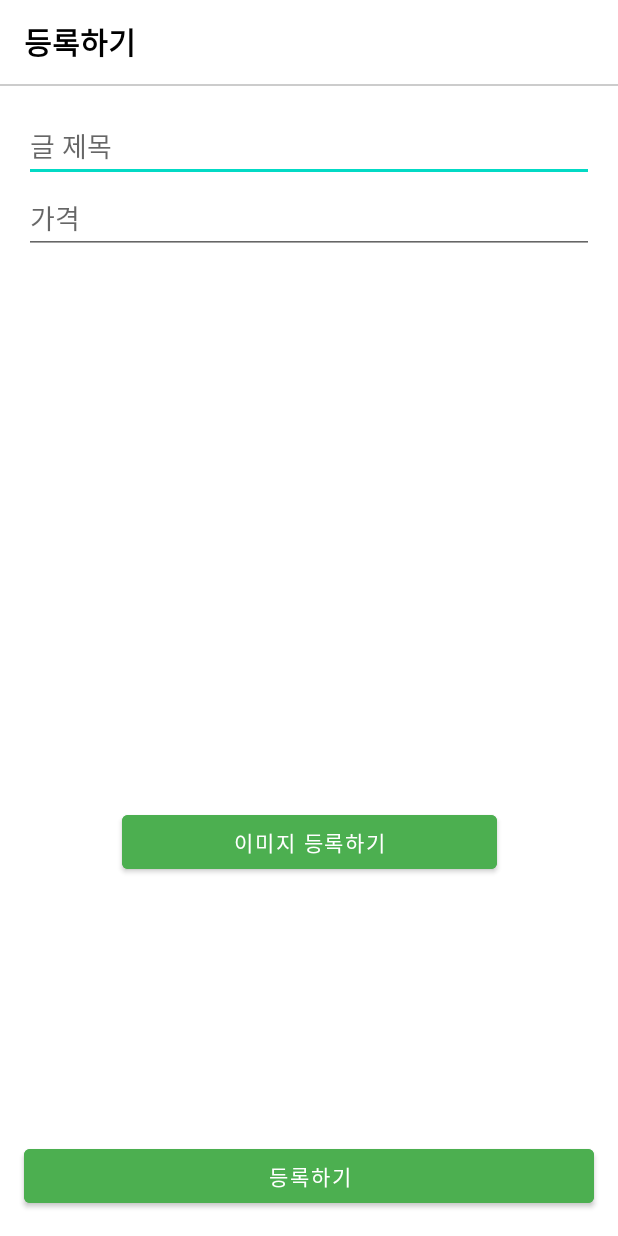
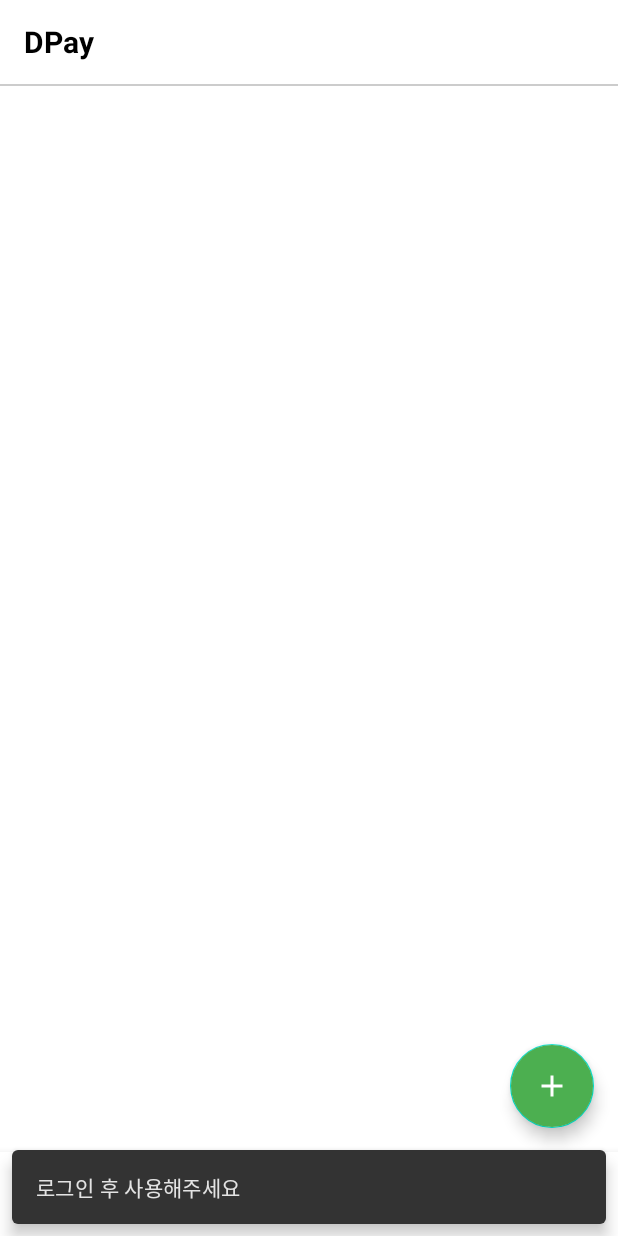
Before and after one commit to olseul/DPay, an Android app: the screen it shows after launch (AddArticleActivity before the commit, MainActivity after it), after a tap on an icon or button, on a phone screen of 412 x 824 dp. Run offline under Robolectric (Android 15) with nearby library versions, the light colour scheme and no system bars; our stand-ins replace Firebase (no records; nobody signed in at launch, a user with empty details on screens opened directly).

Commit message:
Feat: 글 등록 시 로그인 후 사용할 수 있도록 구현

```diff
--- a/app/src/main/java/com/example/dpay/home/HomeFragment.kt
+++ b/app/src/main/java/com/example/dpay/home/HomeFragment.kt
@@ -67,13 +67,12 @@ class HomeFragment: Fragment(R.layout.fragment_home) {
         // 글 등록 버튼 클릭 시
         fragmentHomeBinding.addFloatingButton.setOnClickListener {
             context?.let {
-                //todo 로그인 기능 구현 후 주석 지우기!!!
-//                if(auth.currentUser!=null){
-                    val intent = Intent(it, AddArticleActivity::class.java)
-                    startActivity(intent)
-//                }else {
-//                    Snackbar.make(view, "로그인 후 사용해주세요", Snackbar.LENGTH_LONG).show()
-//                }
+                  if(auth.currentUser!=null){
+                      val intent = Intent(it, AddArticleActivity::class.java)
+                      startActivity(intent)
+                  }else {
+                      Snackbar.make(view, "로그인 후 사용해주세요", Snackbar.LENGTH_LONG).show()
+                  }
             }
 
         }
```
